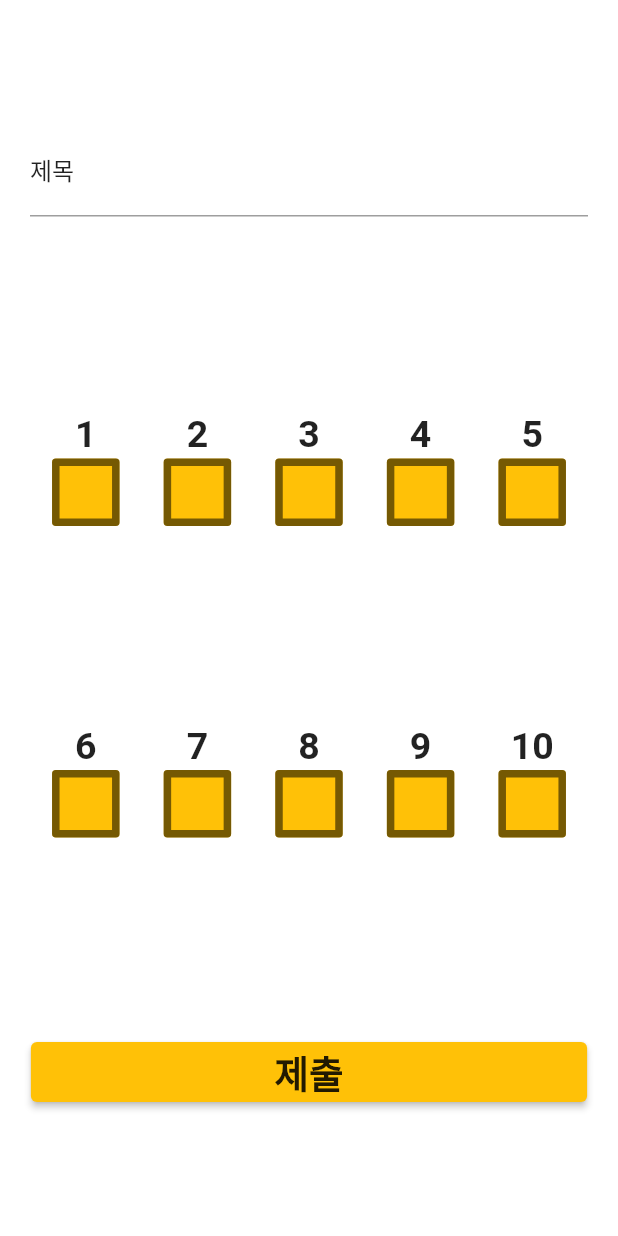
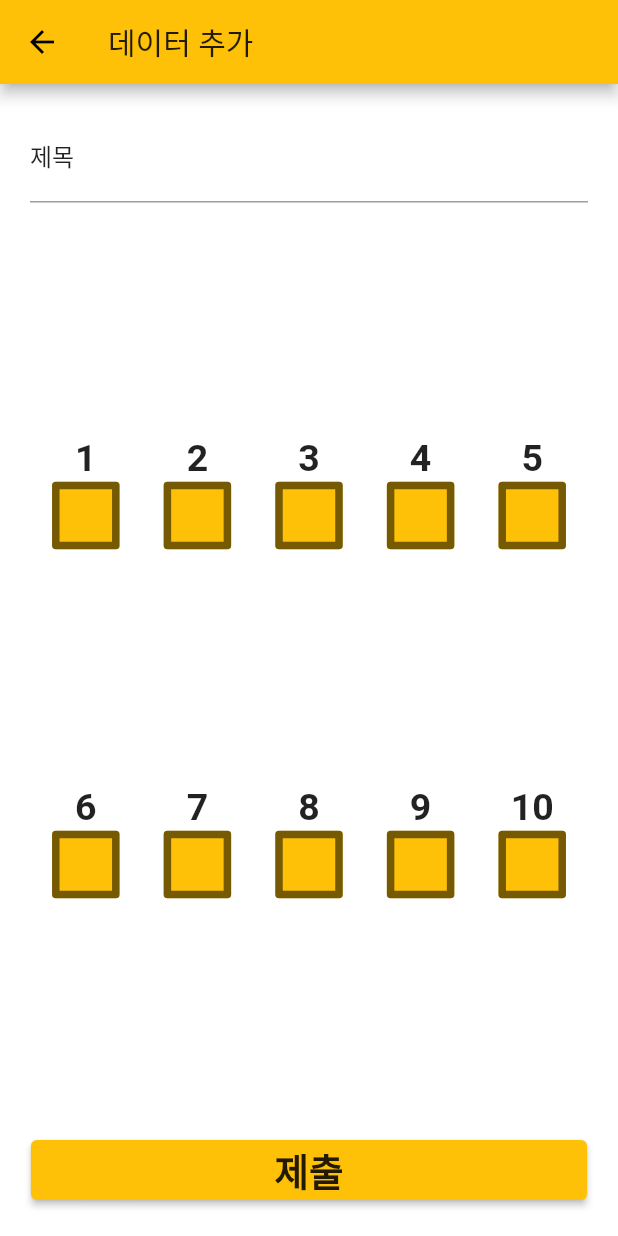
Before and after one commit to Arenslien/Show-me-the-graph, a Flutter app: the InputScreen screen opened directly, on a phone screen of 412 x 824 dp. Run offline on Flutter 3.47's test engine with Material 2 defaults, Android fonts, the phone set to English and light mode, and no system bars; our stand-ins replace syncfusion_flutter_charts.

Commit message:
InputScreen AppBar 생성

```diff
--- a/lib/screens/input_screen.dart
+++ b/lib/screens/input_screen.dart
@@ -36,12 +36,15 @@ class _InputScreenState extends State<InputScreen> {
     double width = MediaQuery.of(context).size.width;
 
     return Scaffold(
+      appBar: AppBar(
+        title: Text("데이터 추가"),
+        ),
       backgroundColor: Colors.white,
       body: Padding(
         padding: EdgeInsets.all(20.0),
         child: Form(
           child: Column(
-            mainAxisAlignment: MainAxisAlignment.spaceAround,
+            mainAxisAlignment: MainAxisAlignment.spaceBetween,
             children: [
               TextField(
                 decoration: InputDecoration(
```
